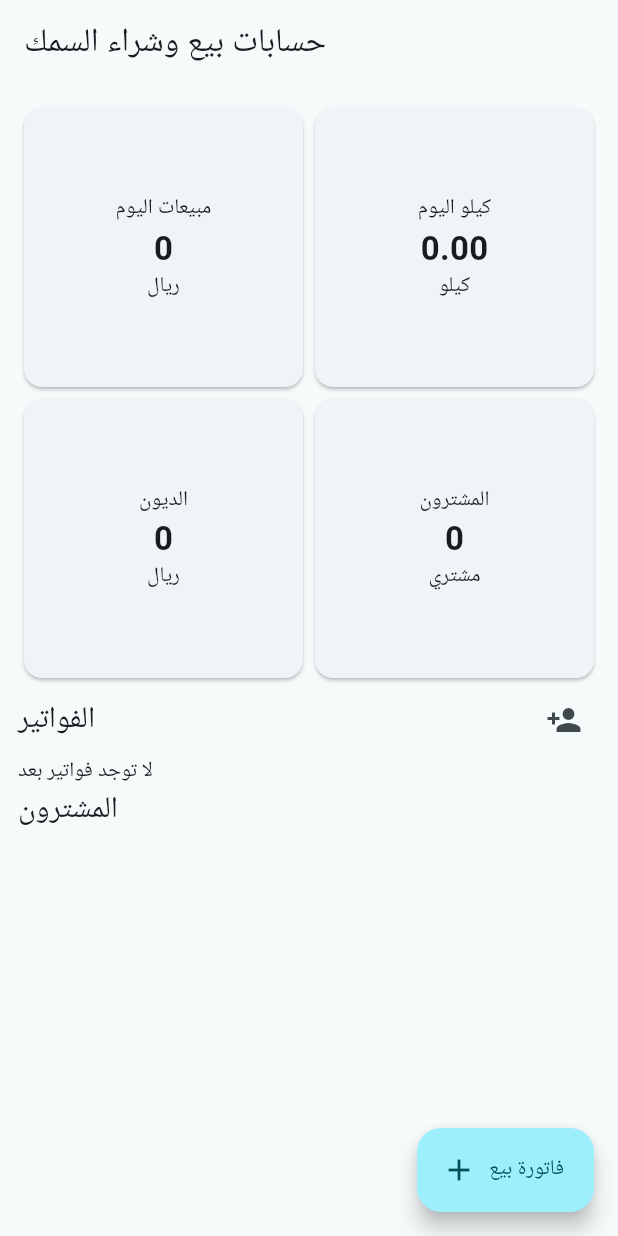
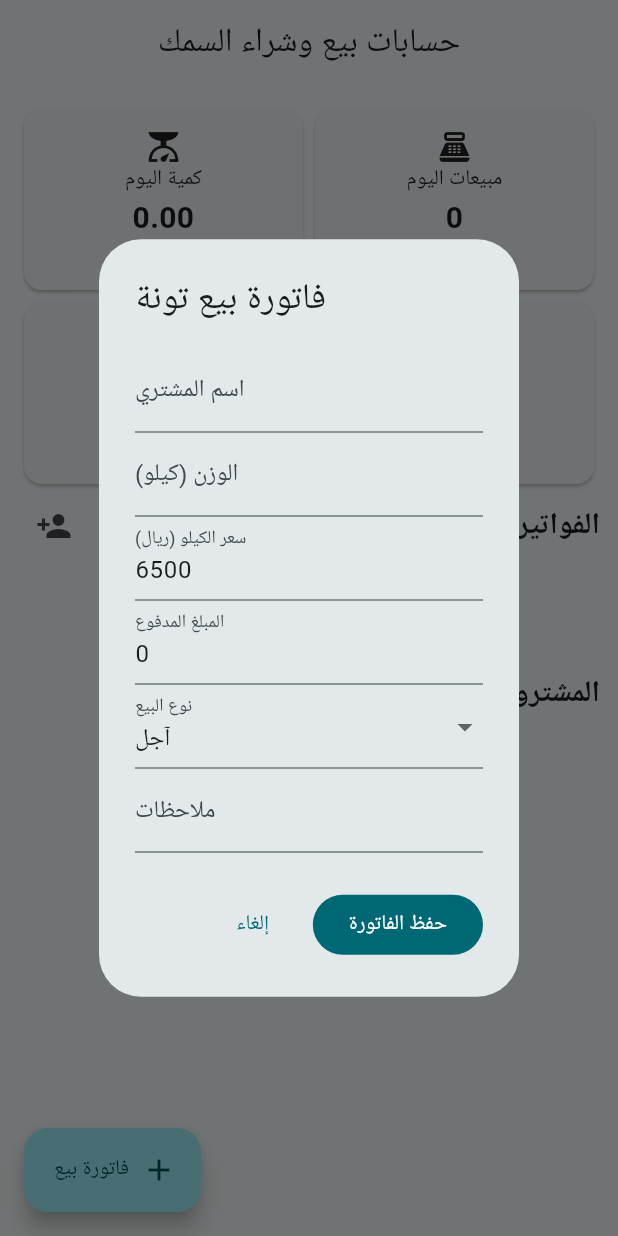
Before and after one commit to anwsaaa-commits/Mizaniyat-Bayti-, a Flutter app: the screen it shows after launch, after a tap on "فاتورة بيع", on a phone screen of 412 x 824 dp. Run offline on Flutter 3.47's test engine with Material 3 defaults, Android fonts, the phone set to English and light mode, and no system bars; our stand-ins replace shared_preferences.

Commit message:
Repair Flutter syntax and tests on tuna ledger rebuild

```diff
--- a/lib/main.dart
+++ b/lib/main.dart
@@ -1,27 +1,148 @@
 import 'dart:convert';
 import 'package:flutter/material.dart';
 import 'package:shared_preferences/shared_preferences.dart';
-void main(){WidgetsFlutterBinding.ensureInitialized();runApp(const TunaApp());}
-class TunaApp extends StatelessWidget{const TunaApp({super.key});@override Widget build(BuildContext c)=>MaterialApp(title:'حسابات بيع السمك',debugShowCheckedModeBanner:false,theme:ThemeData(colorScheme:ColorScheme.fromSeed(seedColor:const Color(0xff087f8c)),useMaterial3:true),home:const Home());}
-class SaleInvoice{final String buyer,date,note;final double kg,price,paid;SaleInvoice(this.buyer,this.date,this.note,this.kg,this.price,this.paid);double get total=>kg*price;double get balance=>total-paid;Map<String,dynamic> toJson()=>{'buyer':buyer,'date':date,'note':note,'kg':kg,'price':price,'paid':paid};factory SaleInvoice.fromJson(Map<String,dynamic> j)=>SaleInvoice(j['buyer'],j['date'],j['note']??'',(j['kg'] as num).toDouble(),(j['price'] as num).toDouble(),(j['paid'] as num).toDouble());}
-class Home extends StatefulWidget{const Home({super.key});@override State<Home> createState()=>_HomeState();}
-class _HomeState extends State<Home>{List<SaleInvoice> sales=[];List<String> buyerNames=[];bool ready=false;
-String get today=>DateTime.now().toIso8601String().substring(0,10);
-double get salesToday=>sales.where((x)=>x.date.startsWith(today)).fold(0,(s,x)=>s+x.total);
-double get kgToday=>sales.where((x)=>x.date.startsWith(today)).fold(0,(s,x)=>s+x.kg);
-double get debts=>sales.fold(0,(s,x)=>s+x.balance);
-@override void initState(){super.initState();load();}
-Future<void> load()async{final p=await SharedPreferences.getInstance();sales=(p.getStringList('sales')??[]).map((s)=>SaleInvoice.fromJson(jsonDecode(s))).toList();buyerNames=p.getStringList('buyers')??[];if(mounted)setState(()=>ready=true);}
-Future<void> save()async{final p=await SharedPreferences.getInstance();await p.setStringList('sales',sales.map((s)=>jsonEncode(s.toJson())).toList());await p.setStringList('buyers',buyerNames);}
-Future<void> invoice()async{
-final n=TextEditingController(),k=TextEditingController(),pr=TextEditingController(text:'6500'),pd=TextEditingController(text:'0'),note=TextEditingController();String type='آجل';
-final ok=await showDialog<bool>(context:context,builder:(d)=>AlertDialog(title:const Text('فاتورة بيع'),content:SingleChildScrollView(child:Column(mainAxisSize:MainAxisSize.min,children:[TextField(controller:n,decoration:const InputDecoration(labelText:'اسم المشتري')),TextField(controller:k,keyboardType:const TextInputType.numberWithOptions(decimal:true),decoration:const InputDecoration(labelText:'الكيلو')),TextField(controller:pr,keyboardType:TextInputType.number,decoration:const InputDecoration(labelText:'سعر الكيلو')),TextField(controller:pd,keyboardType:TextInputType.number,decoration:const InputDecoration(labelText:'المدفوع')),DropdownButtonFormField<String>(initialValue:type,items:['نقد','آجل'].map((v)=>DropdownMenuItem(value:v,child:Text(v))).toList(),onChanged:(v)=>type=v??type,decoration:const InputDecoration(labelText:'نوع البيع')),TextField(controller:note,decoration:const InputDecoration(labelText:'ملاحظات'))])),actions:[TextButton(onPressed:()=>Navigator.pop(d,false),child:const Text('إلغاء')),FilledButton(onPressed:()=>Navigator.pop(d,true),child:const Text('حفظ'))]);
-if(ok!=true)return;final kg=double.tryParse(k.text),price=double.tryParse(pr.text),paid=double.tryParse(pd.text.isEmpty?'0':pd.text)??0;
-if(n.text.trim().isEmpty||kg==null||kg<=0||price==null||price<=0||paid<0||paid>kg*price||(type=='نقد'&&paid!=kg*price)){ScaffoldMessenger.of(context).showSnackBar(const SnackBar(content:Text('تحقق من البيانات؛ النقد يجب أن يكون كاملًا')));return;}
-sales.insert(0,SaleInvoice(n.text.trim(),DateTime.now().toIso8601String(),note.text.trim(),kg,price,paid));if(!buyerNames.contains(n.text.trim()))buyerNames.add(n.text.trim());await save();if(mounted)setState((){});
+
+void main() {
+  WidgetsFlutterBinding.ensureInitialized();
+  runApp(const TunaApp());
 }
-Future<void> addBuyer()async{final n=TextEditingController();final ok=await showDialog<bool>(context:context,builder:(d)=>AlertDialog(title:const Text('مشتري جديد'),content:TextField(controller:n,decoration:const InputDecoration(labelText:'اسم المشتري')),actions:[TextButton(onPressed:()=>Navigator.pop(d,false),child:const Text('رجوع')),FilledButton(onPressed:()=>Navigator.pop(d,true),child:const Text('حفظ'))]));if(ok==true&&n.text.trim().isNotEmpty&&!buyerNames.contains(n.text.trim())){buyerNames.add(n.text.trim());await save();if(mounted)setState((){});}}
-Future<void> pay(SaleInvoice s)async{final c=TextEditingController();final ok=await showDialog<bool>(context:context,builder:(d)=>AlertDialog(title:Text('تحصيل من '+s.buyer),content:TextField(controller:c,keyboardType:TextInputType.number,decoration:const InputDecoration(labelText:'مبلغ التحصيل')),actions:[TextButton(onPressed:()=>Navigator.pop(d,false),child:const Text('إلغاء')),FilledButton(onPressed:()=>Navigator.pop(d,true),child:const Text('استلام'))]));if(ok!=true)return;final v=double.tryParse(c.text);if(v==null||v<=0||v>s.balance){ScaffoldMessenger.of(context).showSnackBar(const SnackBar(content:Text('قيمة التحصيل غير صحيحة')));return;}final idx=sales.indexOf(s);sales[idx]=SaleInvoice(s.buyer,s.date,s.note,s.kg,s.price,s.paid+v);await save();if(mounted)setState((){});}
-Widget card(String title,String value,String unit)=>Card(child:Padding(padding:const EdgeInsets.all(12),child:Column(mainAxisAlignment:MainAxisAlignment.center,children:[Text(title),Text(value,style:const TextStyle(fontWeight:FontWeight.bold,fontSize:22)),Text(unit)])));
-@override Widget build(BuildContext c){if(!ready)return const Scaffold(body:Center(child:CircularProgressIndicator()));return Scaffold(appBar:AppBar(title:const Text('حسابات بيع وشراء السمك')),floatingActionButton:FloatingActionButton.extended(onPressed:invoice,icon:const Icon(Icons.add),label:const Text('فاتورة بيع')),body:ListView(padding:const EdgeInsets.all(12),children:[GridView.count(shrinkWrap:true,physics:const NeverScrollableScrollPhysics(),crossAxisCount:2,children:[card('مبيعات اليوم',salesToday.toStringAsFixed(0),'ريال'),card('كيلو اليوم',kgToday.toStringAsFixed(2),'كيلو'),card('الديون',debts.toStringAsFixed(0),'ريال'),card('المشترون',buyerNames.length.toString(),'مشتري')]),Row(children:[const Expanded(child:Text('الفواتير',style:TextStyle(fontSize:20))),IconButton(onPressed:addBuyer,icon:const Icon(Icons.person_add))]),if(sales.isEmpty)const Text('لا توجد فواتير بعد'),...sales.map((s)=>Card(child:ListTile(title:Text(s.buyer),subtitle:Text(s.kg.toString()+' كجم × '+s.price.toStringAsFixed(0)+'\n'+s.date.substring(0,10)),trailing:Text('باقي '+s.balance.toStringAsFixed(0)),onTap:()=>pay(s)))),const Text('المشترون',style:TextStyle(fontSize:20)),...buyerNames.map((b)=>ListTile(leading:const Icon(Icons.person),title:Text(b),subtitle:Text('رصيد: '+sales.where((s)=>s.buyer==b).fold(0.0,(a,s)=>a+s.balance).toStringAsFixed(0)+' ريال')))]));}
+
+class TunaApp extends StatelessWidget {
+  const TunaApp({super.key});
+  @override
+  Widget build(BuildContext context) => MaterialApp(
+    title: 'حسابات بيع وشراء السمك',
+    debugShowCheckedModeBanner: false,
+    theme: ThemeData(colorScheme: ColorScheme.fromSeed(seedColor: const Color(0xff087f8c)), useMaterial3: true),
+    home: const TunaHome(),
+  );
 }
+
+class SaleInvoice {
+  final String buyer, date, note;
+  final double kg, price, paid;
+  const SaleInvoice({required this.buyer, required this.date, required this.note, required this.kg, required this.price, required this.paid});
+  double get total => kg * price;
+  double get balance => total - paid;
+  Map<String, dynamic> toJson() => {'buyer': buyer, 'date': date, 'note': note, 'kg': kg, 'price': price, 'paid': paid};
+  factory SaleInvoice.fromJson(Map<String, dynamic> json) => SaleInvoice(
+    buyer: json['buyer'] as String, date: json['date'] as String, note: (json['note'] ?? '') as String,
+    kg: (json['kg'] as num).toDouble(), price: (json['price'] as num).toDouble(), paid: (json['paid'] as num).toDouble(),
+  );
+}
+
+class TunaHome extends StatefulWidget {
+  const TunaHome({super.key});
+  @override
+  State<TunaHome> createState() => _TunaHomeState();
+}
+
+class _TunaHomeState extends State<TunaHome> {
+  List<SaleInvoice> invoices = [];
+  List<String> buyers = [];
+  bool loading = true;
+  String get today => DateTime.now().toIso8601String().substring(0, 10);
+  double get todaySales => invoices.where((i) => i.date.startsWith(today)).fold(0.0, (sum, i) => sum + i.total);
+  double get todayKg => invoices.where((i) => i.date.startsWith(today)).fold(0.0, (sum, i) => sum + i.kg);
+  double get totalDebt => invoices.fold(0.0, (sum, i) => sum + i.balance);
+
+  @override
+  void initState() { super.initState(); _loadData(); }
+  Future<void> _loadData() async {
+    final prefs = await SharedPreferences.getInstance();
+    invoices = (prefs.getStringList('tuna_invoices') ?? []).map((s) => SaleInvoice.fromJson(jsonDecode(s) as Map<String, dynamic>)).toList();
+    buyers = prefs.getStringList('tuna_buyer_names') ?? [];
+    if (mounted) setState(() => loading = false);
+  }
+  Future<void> _saveData() async {
+    final prefs = await SharedPreferences.getInstance();
+    await prefs.setStringList('tuna_invoices', invoices.map((i) => jsonEncode(i.toJson())).toList());
+    await prefs.setStringList('tuna_buyer_names', buyers);
+  }
+
+  Future<void> _addInvoice() async {
+    final buyerCtrl = TextEditingController();
+    final kgCtrl = TextEditingController();
+    final priceCtrl = TextEditingController(text: '6500');
+    final paidCtrl = TextEditingController(text: '0');
+    final noteCtrl = TextEditingController();
+    String type = 'آجل';
+    final confirmed = await showDialog<bool>(context: context, builder: (ctx) => AlertDialog(
+      title: const Text('فاتورة بيع تونة'),
+      content: SingleChildScrollView(child: Column(mainAxisSize: MainAxisSize.min, children: [
+        TextField(controller: buyerCtrl, decoration: const InputDecoration(labelText: 'اسم المشتري')),
+        TextField(controller: kgCtrl, keyboardType: const TextInputType.numberWithOptions(decimal: true), decoration: const InputDecoration(labelText: 'الوزن (كيلو)')),
+        TextField(controller: priceCtrl, keyboardType: TextInputType.number, decoration: const InputDecoration(labelText: 'سعر الكيلو (ريال)')),
+        TextField(controller: paidCtrl, keyboardType: TextInputType.number, decoration: const InputDecoration(labelText: 'المبلغ المدفوع')),
+        DropdownButtonFormField<String>(initialValue: type, decoration: const InputDecoration(labelText: 'نوع البيع'),
+          items: ['نقد', 'آجل'].map((v) => DropdownMenuItem(value: v, child: Text(v))).toList(), onChanged: (v) => type = v ?? type),
+        TextField(controller: noteCtrl, decoration: const InputDecoration(labelText: 'ملاحظات')),
+      ])),
+      actions: [
+        TextButton(onPressed: () => Navigator.pop(ctx, false), child: const Text('إلغاء')),
+        FilledButton(onPressed: () => Navigator.pop(ctx, true), child: const Text('حفظ الفاتورة')),
+      ],
+    ));
+    if (confirmed != true) return;
+    final kg = double.tryParse(kgCtrl.text);
+    final price = double.tryParse(priceCtrl.text);
+    final paid = double.tryParse(paidCtrl.text.isEmpty ? '0' : paidCtrl.text);
+    if (buyerCtrl.text.trim().isEmpty || kg == null || kg <= 0 || price == null || price <= 0 || paid == null || paid < 0 || paid > kg * price || (type == 'نقد' && paid != kg * price)) {
+      if (mounted) ScaffoldMessenger.of(context).showSnackBar(const SnackBar(content: Text('راجع البيانات، ويجب دفع الفاتورة النقدية كاملة')));
+      return;
+    }
+    final item = SaleInvoice(buyer: buyerCtrl.text.trim(), date: DateTime.now().toIso8601String(), note: noteCtrl.text.trim(), kg: kg, price: price, paid: paid);
+    invoices.insert(0, item);
+    if (!buyers.contains(item.buyer)) buyers.add(item.buyer);
+    await _saveData();
+    if (mounted) setState(() {});
+  }
+
+  Future<void> _addBuyer() async {
+    final ctrl = TextEditingController();
+    final result = await showDialog<bool>(context: context, builder: (ctx) => AlertDialog(
+      title: const Text('إضافة مشتري'), content: TextField(controller: ctrl, decoration: const InputDecoration(labelText: 'اسم المشتري')),
+      actions: [TextButton(onPressed: () => Navigator.pop(ctx, false), child: const Text('إلغاء')), FilledButton(onPressed: () => Navigator.pop(ctx, true), child: const Text('حفظ'))],
+    ));
+    final name = ctrl.text.trim();
+    if (result == true && name.isNotEmpty && !buyers.contains(name)) { buyers.add(name); await _saveData(); if (mounted) setState(() {}); }
+  }
+
+  Future<void> _receive(SaleInvoice item) async {
+    if (item.balance <= 0) { ScaffoldMessenger.of(context).showSnackBar(const SnackBar(content: Text('هذه الفاتورة مدفوعة بالكامل'))); return; }
+    final ctrl = TextEditingController();
+    final result = await showDialog<bool>(context: context, builder: (ctx) => AlertDialog(
+      title: Text('تحصيل دفعة - ${item.buyer}'), content: TextField(controller: ctrl, keyboardType: TextInputType.number, decoration: const InputDecoration(labelText: 'المبلغ')),
+      actions: [TextButton(onPressed: () => Navigator.pop(ctx, false), child: const Text('إلغاء')), FilledButton(onPressed: () => Navigator.pop(ctx, true), child: const Text('تأكيد'))],
+    ));
+    if (result != true) return;
+    final amount = double.tryParse(ctrl.text);
+    if (amount == null || amount <= 0 || amount > item.balance) { if (mounted) ScaffoldMessenger.of(context).showSnackBar(const SnackBar(content: Text('مبلغ غير صحيح'))); return; }
+    final idx = invoices.indexOf(item);
+    invoices[idx] = SaleInvoice(buyer: item.buyer, date: item.date, note: item.note, kg: item.kg, price: item.price, paid: item.paid + amount);
+    await _saveData(); if (mounted) setState(() {});
+  }
+
+  Widget _stat(String title, String value, String unit, IconData icon) => Card(child: Padding(padding: const EdgeInsets.all(10), child: Column(mainAxisAlignment: MainAxisAlignment.center, children: [Icon(icon), Text(title), Text(value, style: const TextStyle(fontWeight: FontWeight.bold, fontSize: 20)), Text(unit)])));
+  @override
+  Widget build(BuildContext context) {
+    if (loading) return const Scaffold(body: Center(child: CircularProgressIndicator()));
+    return Directionality(textDirection: TextDirection.rtl, child: Scaffold(
+      appBar: AppBar(title: const Text('حسابات بيع وشراء السمك'), centerTitle: true),
+      floatingActionButton: FloatingActionButton.extended(onPressed: _addInvoice, icon: const Icon(Icons.add), label: const Text('فاتورة بيع')),
+      body: ListView(padding: const EdgeInsets.all(12), children: [
+        GridView.count(shrinkWrap: true, physics: const NeverScrollableScrollPhysics(), crossAxisCount: 2, childAspectRatio: 1.5, children: [
+          _stat('مبيعات اليوم', todaySales.toStringAsFixed(0), 'ريال', Icons.point_of_sale),
+          _stat('كمية اليوم', todayKg.toStringAsFixed(2), 'كيلو', Icons.scale),
+          _stat('إجمالي الديون', totalDebt.toStringAsFixed(0), 'ريال', Icons.account_balance_wallet),
+          _stat('عدد المشترين', buyers.length.toString(), 'مشتري', Icons.people),
+        ]),
+        Row(children: [const Expanded(child: Text('الفواتير', style: TextStyle(fontSize: 20, fontWeight: FontWeight.bold))), IconButton(onPressed: _addBuyer, icon: const Icon(Icons.person_add), tooltip: 'إضافة مشتري')]),
+        if (invoices.isEmpty) const Padding(padding: EdgeInsets.all(20), child: Text('لا توجد فواتير بعد', textAlign: TextAlign.center)),
+        ...invoices.map((i) => Card(child: ListTile(title: Text(i.buyer), subtitle: Text('${i.kg} كيلو × ${i.price.toStringAsFixed(0)} ريال\n${i.date.substring(0, 10)}'), trailing: Column(mainAxisAlignment: MainAxisAlignment.center, children: [Text(i.total.toStringAsFixed(0)), Text('باقي ${i.balance.toStringAsFixed(0)}')]), onTap: () => _receive(i)))),
+        const Padding(padding: EdgeInsets.only(top: 12), child: Text('المشترون', style: TextStyle(fontSize: 20, fontWeight: FontWeight.bold))),
+        ...buyers.map((b) => Card(child: ListTile(leading: const Icon(Icons.person), title: Text(b), subtitle: Text('رصيد: ${invoices.where((i) => i.buyer == b).fold(0.0, (sum, i) => sum + i.balance).toStringAsFixed(0)} ريال')))),
+      ]),
+    ));
+  }
+}
```
Also changed, not shown: 2 other files.
